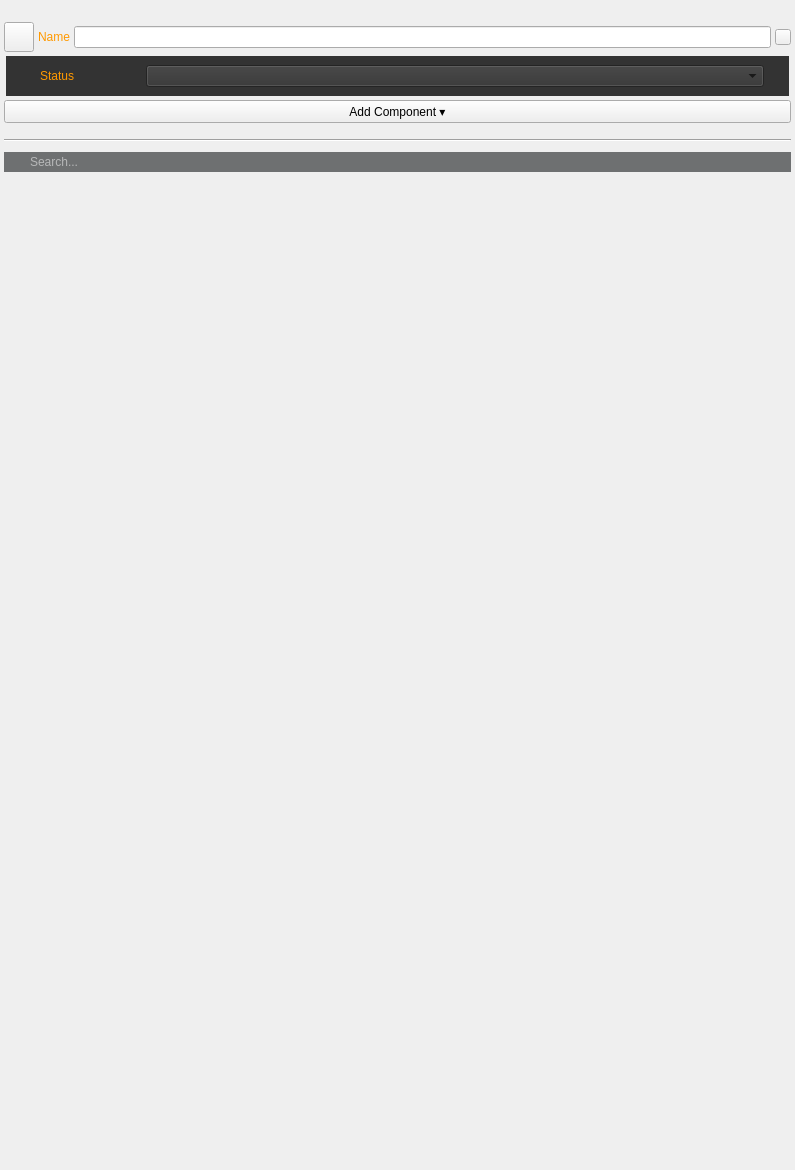
First picture: the form in dev/Code/Framework/AzToolsFramework/AzToolsFramework/UI/PropertyEditor/EntityPropertyEditor.ui, repository aws/lumberyard, before the edit.
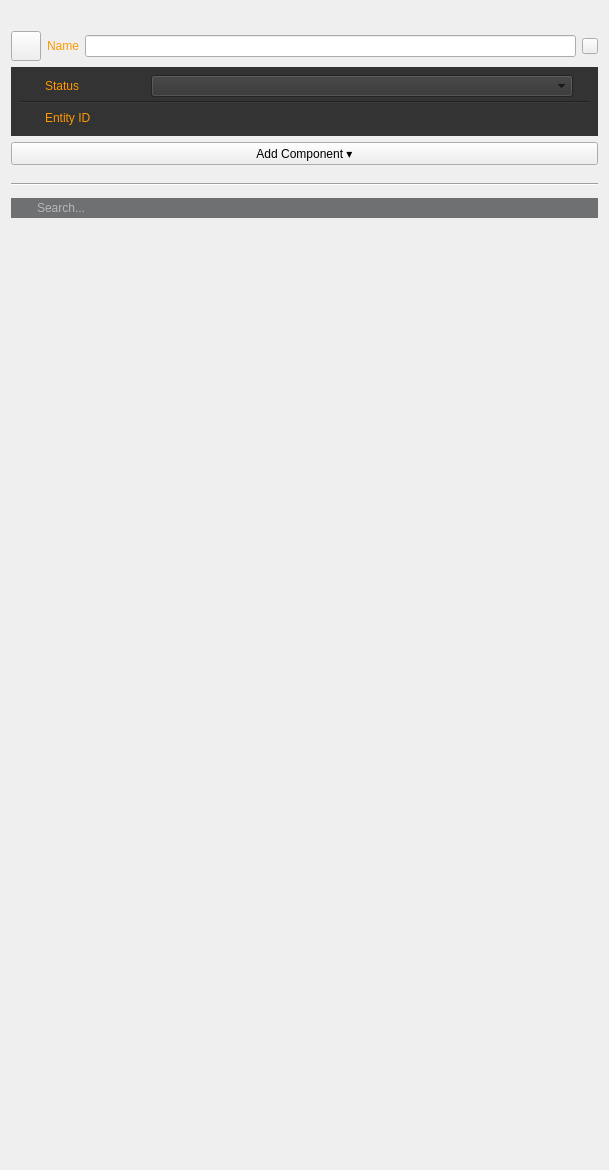
Second picture: the form after the edit. Icons and pictures are not drawn. Custom widgets are drawn as their Qt base class.

Diff of the .ui file:
```diff
--- a/dev/Code/Framework/AzToolsFramework/AzToolsFramework/UI/PropertyEditor/EntityPropertyEditor.ui
+++ b/dev/Code/Framework/AzToolsFramework/AzToolsFramework/UI/PropertyEditor/EntityPropertyEditor.ui
@@ -9,7 +9,7 @@
    <rect>
     <x>0</x>
     <y>0</y>
-    <width>795</width>
+    <width>609</width>
     <height>1170</height>
    </rect>
   </property>
@@ -23,38 +23,6 @@
    <string>Form</string>
   </property>
   <layout class="QVBoxLayout" name="verticalLayout_2">
-   <property name="spacing">
-    <number>0</number>
-   </property>
-   <property name="leftMargin">
-    <number>0</number>
-   </property>
-   <property name="topMargin">
-    <number>0</number>
-   </property>
-   <property name="rightMargin">
-    <number>0</number>
-   </property>
-   <property name="bottomMargin">
-    <number>0</number>
-   </property>
-   <item>
-    <layout class="QVBoxLayout" name="verticalLayout">
-     <property name="spacing">
-      <number>4</number>
-     </property>
-     <property name="leftMargin">
-      <number>4</number>
-     </property>
-     <property name="topMargin">
-      <number>4</number>
-     </property>
-     <property name="rightMargin">
-      <number>4</number>
-     </property>
-     <property name="bottomMargin">
-      <number>4</number>
-     </property>
      <item>
       <widget class="QLabel" name="m_entityDetailsLabel">
        <property name="text">
@@ -194,26 +162,12 @@
       </layout>
      </item>
      <item>
-      <layout class="QHBoxLayout" name="horizontalLayout_5">
-       <property name="spacing">
-        <number>0</number>
-       </property>
-       <property name="leftMargin">
-        <number>2</number>
-       </property>
-       <property name="topMargin">
-        <number>0</number>
-       </property>
-       <property name="rightMargin">
-        <number>2</number>
-       </property>
-       <item>
         <widget class="QWidget" name="m_darkBox" native="true">
          <property name="enabled">
           <bool>true</bool>
          </property>
          <property name="sizePolicy">
-          <sizepolicy hsizetype="Preferred" vsizetype="Fixed">
+      <sizepolicy hsizetype="Preferred" vsizetype="Preferred">
            <horstretch>0</horstretch>
            <verstretch>0</verstretch>
           </sizepolicy>
@@ -221,7 +175,7 @@
          <property name="minimumSize">
           <size>
            <width>0</width>
-           <height>28</height>
+       <height>0</height>
           </size>
          </property>
          <property name="maximumSize">
@@ -233,9 +187,54 @@
          <property name="styleSheet">
           <string notr="true">background-color:rgb(51, 51, 51)</string>
          </property>
-         <layout class="QHBoxLayout" name="horizontalLayout_3">
+     <layout class="QVBoxLayout" name="verticalLayout_4">
+      <property name="spacing">
+       <number>4</number>
+      </property>
+      <property name="leftMargin">
+       <number>9</number>
+      </property>
+      <property name="topMargin">
+       <number>8</number>
+      </property>
+      <property name="rightMargin">
+       <number>9</number>
+      </property>
+      <property name="bottomMargin">
+       <number>8</number>
+      </property>
           <item>
-           <spacer name="statusSpacer_2">
+       <widget class="QWidget" name="m_statusWidget" native="true">
+        <property name="sizePolicy">
+         <sizepolicy hsizetype="Preferred" vsizetype="Preferred">
+          <horstretch>0</horstretch>
+          <verstretch>0</verstretch>
+         </sizepolicy>
+        </property>
+        <property name="minimumSize">
+         <size>
+          <width>0</width>
+          <height>0</height>
+         </size>
+        </property>
+        <property name="cursor">
+         <cursorShape>ArrowCursor</cursorShape>
+        </property>
+        <layout class="QHBoxLayout" name="horizontalLayout_4">
+         <property name="leftMargin">
+          <number>0</number>
+         </property>
+         <property name="topMargin">
+          <number>0</number>
+         </property>
+         <property name="rightMargin">
+          <number>0</number>
+         </property>
+         <property name="bottomMargin">
+          <number>0</number>
+         </property>
+         <item>
+          <spacer name="statusSpacer">
             <property name="orientation">
              <enum>Qt::Horizontal</enum>
             </property>
@@ -422,6 +421,408 @@
          </layout>
         </widget>
        </item>
+      <item>
+       <widget class="Line" name="line_2">
+        <property name="sizePolicy">
+         <sizepolicy hsizetype="Minimum" vsizetype="Preferred">
+          <horstretch>0</horstretch>
+          <verstretch>0</verstretch>
+         </sizepolicy>
+        </property>
+        <property name="frameShadow">
+         <enum>QFrame::Sunken</enum>
+        </property>
+        <property name="orientation">
+         <enum>Qt::Horizontal</enum>
+        </property>
+       </widget>
+      </item>
+      <item>
+       <widget class="QWidget" name="m_entityIdWidget" native="true">
+        <property name="sizePolicy">
+         <sizepolicy hsizetype="Preferred" vsizetype="Preferred">
+          <horstretch>0</horstretch>
+          <verstretch>0</verstretch>
+         </sizepolicy>
+        </property>
+        <property name="minimumSize">
+         <size>
+          <width>0</width>
+          <height>0</height>
+         </size>
+        </property>
+        <layout class="QHBoxLayout" name="horizontalLayout_5">
+         <property name="leftMargin">
+          <number>0</number>
+         </property>
+         <property name="topMargin">
+          <number>0</number>
+         </property>
+         <property name="rightMargin">
+          <number>0</number>
+         </property>
+         <property name="bottomMargin">
+          <number>0</number>
+         </property>
+         <item>
+          <spacer name="entityIdSpacer">
+           <property name="orientation">
+            <enum>Qt::Horizontal</enum>
+           </property>
+           <property name="sizeType">
+            <enum>QSizePolicy::Fixed</enum>
+           </property>
+           <property name="sizeHint" stdset="0">
+            <size>
+             <width>25</width>
+             <height>20</height>
+            </size>
+           </property>
+          </spacer>
+         </item>
+         <item>
+          <widget class="QLabel" name="m_entityIdLabel">
+           <property name="sizePolicy">
+            <sizepolicy hsizetype="Fixed" vsizetype="Preferred">
+             <horstretch>0</horstretch>
+             <verstretch>0</verstretch>
+            </sizepolicy>
+           </property>
+           <property name="minimumSize">
+            <size>
+             <width>100</width>
+             <height>0</height>
+            </size>
+           </property>
+           <property name="maximumSize">
+            <size>
+             <width>16777215</width>
+             <height>16777215</height>
+            </size>
+           </property>
+           <property name="palette">
+            <palette>
+             <active>
+              <colorrole role="WindowText">
+               <brush brushstyle="SolidPattern">
+                <color alpha="255">
+                 <red>255</red>
+                 <green>153</green>
+                 <blue>0</blue>
+                </color>
+               </brush>
+              </colorrole>
+              <colorrole role="Button">
+               <brush brushstyle="SolidPattern">
+                <color alpha="255">
+                 <red>51</red>
+                 <green>51</green>
+                 <blue>51</blue>
+                </color>
+               </brush>
+              </colorrole>
+              <colorrole role="Base">
+               <brush brushstyle="SolidPattern">
+                <color alpha="255">
+                 <red>51</red>
+                 <green>51</green>
+                 <blue>51</blue>
+                </color>
+               </brush>
+              </colorrole>
+              <colorrole role="Window">
+               <brush brushstyle="SolidPattern">
+                <color alpha="255">
+                 <red>51</red>
+                 <green>51</green>
+                 <blue>51</blue>
+                </color>
+               </brush>
+              </colorrole>
+             </active>
+             <inactive>
+              <colorrole role="WindowText">
+               <brush brushstyle="SolidPattern">
+                <color alpha="255">
+                 <red>255</red>
+                 <green>153</green>
+                 <blue>0</blue>
+                </color>
+               </brush>
+              </colorrole>
+              <colorrole role="Button">
+               <brush brushstyle="SolidPattern">
+                <color alpha="255">
+                 <red>51</red>
+                 <green>51</green>
+                 <blue>51</blue>
+                </color>
+               </brush>
+              </colorrole>
+              <colorrole role="Base">
+               <brush brushstyle="SolidPattern">
+                <color alpha="255">
+                 <red>51</red>
+                 <green>51</green>
+                 <blue>51</blue>
+                </color>
+               </brush>
+              </colorrole>
+              <colorrole role="Window">
+               <brush brushstyle="SolidPattern">
+                <color alpha="255">
+                 <red>51</red>
+                 <green>51</green>
+                 <blue>51</blue>
+                </color>
+               </brush>
+              </colorrole>
+             </inactive>
+             <disabled>
+              <colorrole role="WindowText">
+               <brush brushstyle="SolidPattern">
+                <color alpha="255">
+                 <red>120</red>
+                 <green>120</green>
+                 <blue>120</blue>
+                </color>
+               </brush>
+              </colorrole>
+              <colorrole role="Button">
+               <brush brushstyle="SolidPattern">
+                <color alpha="255">
+                 <red>51</red>
+                 <green>51</green>
+                 <blue>51</blue>
+                </color>
+               </brush>
+              </colorrole>
+              <colorrole role="Base">
+               <brush brushstyle="SolidPattern">
+                <color alpha="255">
+                 <red>51</red>
+                 <green>51</green>
+                 <blue>51</blue>
+                </color>
+               </brush>
+              </colorrole>
+              <colorrole role="Window">
+               <brush brushstyle="SolidPattern">
+                <color alpha="255">
+                 <red>51</red>
+                 <green>51</green>
+                 <blue>51</blue>
+                </color>
+               </brush>
+              </colorrole>
+             </disabled>
+            </palette>
+           </property>
+           <property name="toolTip">
+            <string>ID of entity selected.</string>
+           </property>
+           <property name="styleSheet">
+            <string notr="true">background-color:rgb(51, 51, 51)</string>
+           </property>
+           <property name="text">
+            <string>Entity ID</string>
+           </property>
+          </widget>
+         </item>
+         <item>
+          <widget class="QLabel" name="m_entityIdText">
+           <property name="sizePolicy">
+            <sizepolicy hsizetype="Preferred" vsizetype="Preferred">
+             <horstretch>1</horstretch>
+             <verstretch>0</verstretch>
+            </sizepolicy>
+           </property>
+           <property name="minimumSize">
+            <size>
+             <width>0</width>
+             <height>0</height>
+            </size>
+           </property>
+           <property name="maximumSize">
+            <size>
+             <width>16777215</width>
+             <height>16777215</height>
+            </size>
+           </property>
+           <property name="palette">
+            <palette>
+             <active>
+              <colorrole role="WindowText">
+               <brush brushstyle="SolidPattern">
+                <color alpha="255">
+                 <red>255</red>
+                 <green>153</green>
+                 <blue>0</blue>
+                </color>
+               </brush>
+              </colorrole>
+              <colorrole role="Button">
+               <brush brushstyle="SolidPattern">
+                <color alpha="255">
+                 <red>51</red>
+                 <green>51</green>
+                 <blue>51</blue>
+                </color>
+               </brush>
+              </colorrole>
+              <colorrole role="Base">
+               <brush brushstyle="SolidPattern">
+                <color alpha="255">
+                 <red>51</red>
+                 <green>51</green>
+                 <blue>51</blue>
+                </color>
+               </brush>
+              </colorrole>
+              <colorrole role="Window">
+               <brush brushstyle="SolidPattern">
+                <color alpha="255">
+                 <red>51</red>
+                 <green>51</green>
+                 <blue>51</blue>
+                </color>
+               </brush>
+              </colorrole>
+             </active>
+             <inactive>
+              <colorrole role="WindowText">
+               <brush brushstyle="SolidPattern">
+                <color alpha="255">
+                 <red>255</red>
+                 <green>153</green>
+                 <blue>0</blue>
+                </color>
+               </brush>
+              </colorrole>
+              <colorrole role="Button">
+               <brush brushstyle="SolidPattern">
+                <color alpha="255">
+                 <red>51</red>
+                 <green>51</green>
+                 <blue>51</blue>
+                </color>
+               </brush>
+              </colorrole>
+              <colorrole role="Base">
+               <brush brushstyle="SolidPattern">
+                <color alpha="255">
+                 <red>51</red>
+                 <green>51</green>
+                 <blue>51</blue>
+                </color>
+               </brush>
+              </colorrole>
+              <colorrole role="Window">
+               <brush brushstyle="SolidPattern">
+                <color alpha="255">
+                 <red>51</red>
+                 <green>51</green>
+                 <blue>51</blue>
+                </color>
+               </brush>
+              </colorrole>
+             </inactive>
+             <disabled>
+              <colorrole role="WindowText">
+               <brush brushstyle="SolidPattern">
+                <color alpha="255">
+                 <red>120</red>
+                 <green>120</green>
+                 <blue>120</blue>
+                </color>
+               </brush>
+              </colorrole>
+              <colorrole role="Button">
+               <brush brushstyle="SolidPattern">
+                <color alpha="255">
+                 <red>51</red>
+                 <green>51</green>
+                 <blue>51</blue>
+                </color>
+               </brush>
+              </colorrole>
+              <colorrole role="Base">
+               <brush brushstyle="SolidPattern">
+                <color alpha="255">
+                 <red>51</red>
+                 <green>51</green>
+                 <blue>51</blue>
+                </color>
+               </brush>
+              </colorrole>
+              <colorrole role="Window">
+               <brush brushstyle="SolidPattern">
+                <color alpha="255">
+                 <red>51</red>
+                 <green>51</green>
+                 <blue>51</blue>
+                </color>
+               </brush>
+              </colorrole>
+             </disabled>
+            </palette>
+           </property>
+           <property name="cursor">
+            <cursorShape>IBeamCursor</cursorShape>
+           </property>
+           <property name="contextMenuPolicy">
+            <enum>Qt::DefaultContextMenu</enum>
+           </property>
+           <property name="toolTip">
+            <string/>
+           </property>
+           <property name="styleSheet">
+            <string notr="true">background-color:rgb(51, 51, 51)</string>
+           </property>
+           <property name="text">
+            <string/>
+           </property>
+           <property name="textInteractionFlags">
+            <set>Qt::TextSelectableByMouse</set>
+           </property>
+          </widget>
+         </item>
+         <item>
+          <spacer name="horizontalSpacer_9">
+           <property name="orientation">
+            <enum>Qt::Horizontal</enum>
+           </property>
+           <property name="sizeType">
+            <enum>QSizePolicy::Fixed</enum>
+           </property>
+           <property name="sizeHint" stdset="0">
+            <size>
+             <width>16</width>
+             <height>20</height>
+            </size>
+           </property>
+          </spacer>
+         </item>
+        </layout>
+       </widget>
+      </item>
+     </layout>
+    </widget>
+   </item>
+   <item>
+    <layout class="QHBoxLayout" name="horizontalLayout_10">
+     <property name="spacing">
+      <number>0</number>
+     </property>
+     <property name="leftMargin">
+      <number>2</number>
+     </property>
+     <property name="topMargin">
+      <number>0</number>
+     </property>
+     <property name="rightMargin">
+      <number>2</number>
+     </property>
       </layout>
      </item>
      <item>
@@ -520,13 +921,11 @@
        </property>
        <property name="sizeHint" stdset="0">
         <size>
-         <width>40</width>
-         <height>2</height>
+       <width>588</width>
+       <height>13</height>
         </size>
        </property>
       </spacer>
-     </item>
-    </layout>
    </item>
    <item>
     <widget class="QScrollArea" name="m_componentList">
@@ -550,8 +949,8 @@
        <rect>
         <x>0</x>
         <y>0</y>
-        <width>795</width>
-        <height>896</height>
+        <width>591</width>
+        <height>895</height>
        </rect>
       </property>
       <property name="sizePolicy">
```
Left out of the diff: 4 changed lines with no effect on the pictures. Lines whose indentation alone changed are shown as unchanged.
